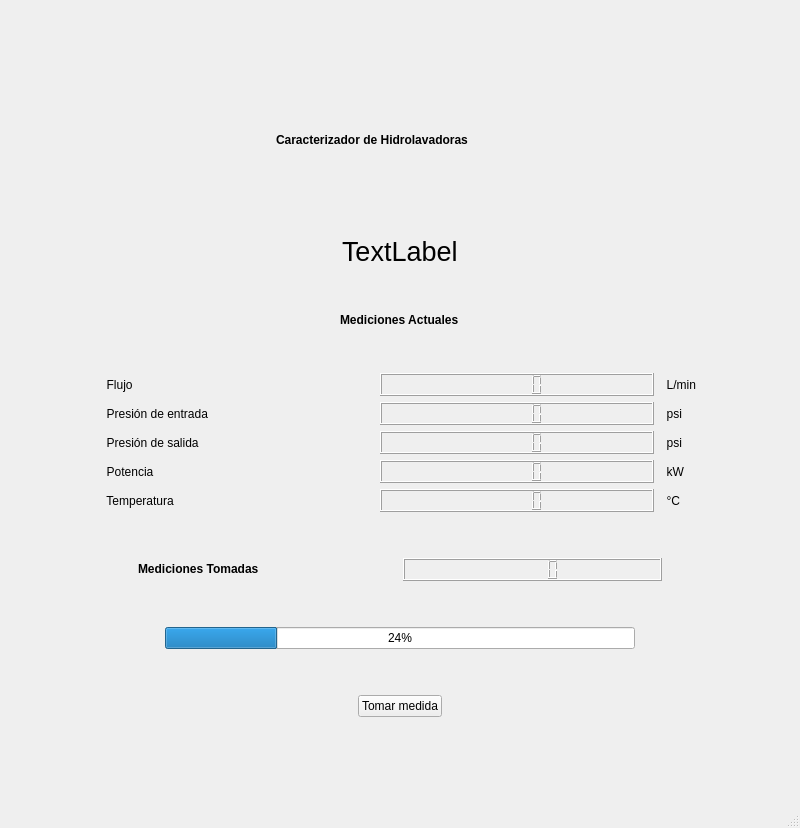
Above: generate_report_Py/Measurements_screen.ui from ossuareza/DAQ-HidrolavadorasMAR before the change. Below: the same form after it.
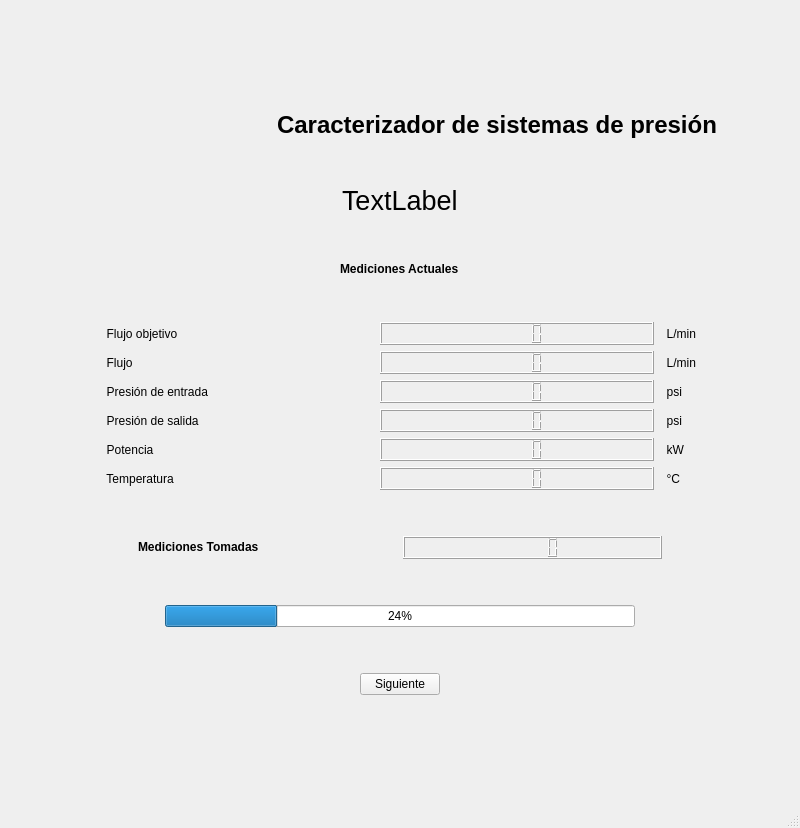
That is the form after the change. Icons and pictures are not drawn.

Patch:
```diff
--- a/generate_report_Py/Measurements_screen.ui
+++ b/generate_report_Py/Measurements_screen.ui
@@ -31,7 +31,7 @@
     <item>
      <layout class="QVBoxLayout" name="verticalLayout">
       <item>
-       <layout class="QHBoxLayout" name="horizontalLayout_4" stretch="0,1,0,3,0">
+       <layout class="QHBoxLayout" name="horizontalLayout_4" stretch="1,2,0,3,1">
         <property name="sizeConstraint">
          <enum>QLayout::SetDefaultConstraint</enum>
         </property>
@@ -51,7 +51,7 @@
         <item>
          <widget class="QLabel" name="label_5">
           <property name="sizePolicy">
-           <sizepolicy hsizetype="Fixed" vsizetype="Fixed">
+           <sizepolicy hsizetype="Expanding" vsizetype="Expanding">
             <horstretch>0</horstretch>
             <verstretch>0</verstretch>
            </sizepolicy>
@@ -77,34 +77,17 @@
           </property>
          </spacer>
         </item>
-        <item alignment="Qt::AlignHCenter">
+        <item>
          <widget class="QLabel" name="title">
-          <property name="sizePolicy">
-           <sizepolicy hsizetype="Fixed" vsizetype="Fixed">
-            <horstretch>0</horstretch>
-            <verstretch>0</verstretch>
-           </sizepolicy>
-          </property>
-          <property name="minimumSize">
-           <size>
-            <width>300</width>
-            <height>100</height>
-           </size>
-          </property>
-          <property name="maximumSize">
-           <size>
-            <width>16777215</width>
-            <height>16777215</height>
-           </size>
-          </property>
           <property name="font">
            <font>
+            <pointsize>18</pointsize>
             <weight>75</weight>
             <bold>true</bold>
            </font>
           </property>
           <property name="text">
-           <string>Caracterizador de Hidrolavadoras</string>
+           <string>Caracterizador de sistemas de presión</string>
           </property>
          </widget>
         </item>
@@ -198,116 +181,139 @@
       </item>
       <item>
        <layout class="QGridLayout" name="gridLayout" columnstretch="1,3,3,1,0">
-        <item row="0" column="3">
-         <widget class="QLabel" name="label_8">
-          <property name="text">
-           <string>  L/min</string>
-          </property>
-         </widget>
-        </item>
-        <item row="3" column="2">
-         <widget class="QLCDNumber" name="lcdNumber_3"/>
-        </item>
-        <item row="1" column="3">
-         <widget class="QLabel" name="label_9">
-          <property name="text">
-           <string>  psi</string>
-          </property>
-         </widget>
-        </item>
-        <item row="0" column="2">
-         <widget class="QLCDNumber" name="lcdNumber"/>
-        </item>
         <item row="1" column="2">
          <widget class="QLCDNumber" name="lcdNumber_2"/>
         </item>
-        <item row="2" column="2">
-         <widget class="QLCDNumber" name="lcdNumber_6"/>
+        <item row="4" column="1">
+         <widget class="QLabel" name="label_3">
+          <property name="text">
+           <string>  Potencia</string>
+          </property>
+         </widget>
         </item>
-        <item row="2" column="3">
+        <item row="2" column="4">
+         <spacer name="horizontalSpacer_5">
+          <property name="orientation">
+           <enum>Qt::Horizontal</enum>
+          </property>
+          <property name="sizeHint" stdset="0">
+           <size>
+            <width>40</width>
+            <height>20</height>
+           </size>
+          </property>
+         </spacer>
+        </item>
+        <item row="2" column="0">
+         <spacer name="horizontalSpacer_4">
+          <property name="orientation">
+           <enum>Qt::Horizontal</enum>
+          </property>
+          <property name="sizeHint" stdset="0">
+           <size>
+            <width>40</width>
+            <height>20</height>
+           </size>
+          </property>
+         </spacer>
+        </item>
+        <item row="1" column="3">
+         <widget class="QLabel" name="label_8">
+          <property name="text">
+           <string>  L/min</string>
+          </property>
+         </widget>
+        </item>
+        <item row="3" column="3">
          <widget class="QLabel" name="label_14">
           <property name="text">
            <string>  psi  </string>
           </property>
          </widget>
         </item>
-        <item row="1" column="4">
-         <spacer name="horizontalSpacer_5">
-          <property name="orientation">
-           <enum>Qt::Horizontal</enum>
-          </property>
-          <property name="sizeHint" stdset="0">
-           <size>
-            <width>40</width>
-            <height>20</height>
-           </size>
-          </property>
-         </spacer>
-        </item>
-        <item row="1" column="1">
+        <item row="2" column="1">
          <widget class="QLabel" name="label_2">
           <property name="text">
            <string>  Presión de entrada</string>
           </property>
          </widget>
         </item>
-        <item row="0" column="1">
+        <item row="2" column="2">
+         <widget class="QLCDNumber" name="lcdNumber_pin"/>
+        </item>
+        <item row="4" column="3">
+         <widget class="QLabel" name="label_10">
+          <property name="text">
+           <string>  kW</string>
+          </property>
+         </widget>
+        </item>
+        <item row="2" column="3">
+         <widget class="QLabel" name="label_9">
+          <property name="text">
+           <string>  psi</string>
+          </property>
+         </widget>
+        </item>
+        <item row="3" column="2">
+         <widget class="QLCDNumber" name="lcdNumber_pout"/>
+        </item>
+        <item row="1" column="1">
          <widget class="QLabel" name="label">
           <property name="text">
            <string>  Flujo</string>
           </property>
          </widget>
         </item>
-        <item row="4" column="3">
-         <widget class="QLabel" name="label_11">
-          <property name="text">
-           <string>  °C</string>
-          </property>
-         </widget>
+        <item row="5" column="2">
+         <widget class="QLCDNumber" name="lcdNumber_t"/>
         </item>
-        <item row="4" column="2">
-         <widget class="QLCDNumber" name="lcdNumber_4"/>
-        </item>
-        <item row="2" column="1">
+        <item row="3" column="1">
          <widget class="QLabel" name="label_12">
           <property name="text">
            <string>  Presión de salida</string>
           </property>
          </widget>
         </item>
-        <item row="4" column="1">
+        <item row="5" column="1">
          <widget class="QLabel" name="label_6">
           <property name="text">
            <string>  Temperatura  </string>
           </property>
          </widget>
         </item>
-        <item row="3" column="1">
-         <widget class="QLabel" name="label_3">
+        <item row="5" column="3">
+         <widget class="QLabel" name="label_11">
           <property name="text">
-           <string>  Potencia</string>
+           <string>  °C</string>
           </property>
          </widget>
         </item>
-        <item row="3" column="3">
-         <widget class="QLabel" name="label_10">
+        <item row="4" column="2">
+         <widget class="QLCDNumber" name="lcdNumber_pw"/>
+        </item>
+        <item row="0" column="1">
+         <widget class="QLabel" name="label_fo">
+          <property name="sizePolicy">
+           <sizepolicy hsizetype="Expanding" vsizetype="Expanding">
+            <horstretch>0</horstretch>
+            <verstretch>0</verstretch>
+           </sizepolicy>
+          </property>
           <property name="text">
-           <string>  kW</string>
+           <string>  Flujo objetivo</string>
           </property>
          </widget>
         </item>
-        <item row="1" column="0">
-         <spacer name="horizontalSpacer_4">
-          <property name="orientation">
-           <enum>Qt::Horizontal</enum>
+        <item row="0" column="2">
+         <widget class="QLCDNumber" name="lcdNumber_fo"/>
+        </item>
+        <item row="0" column="3">
+         <widget class="QLabel" name="label_fo_units">
+          <property name="text">
+           <string>  L/min</string>
           </property>
-          <property name="sizeHint" stdset="0">
-           <size>
-            <width>40</width>
-            <height>20</height>
-           </size>
-          </property>
-         </spacer>
+         </widget>
         </item>
        </layout>
       </item>
@@ -451,7 +457,7 @@
          </sizepolicy>
         </property>
         <property name="text">
-         <string>Tomar medida</string>
+         <string>Siguiente</string>
         </property>
        </widget>
       </item>
```
Left out of the diff: 9 changed lines with no effect on the pictures.
